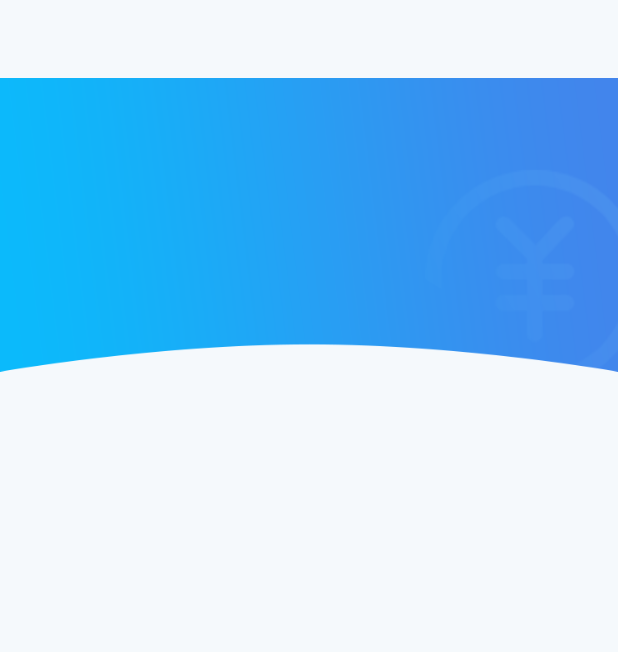
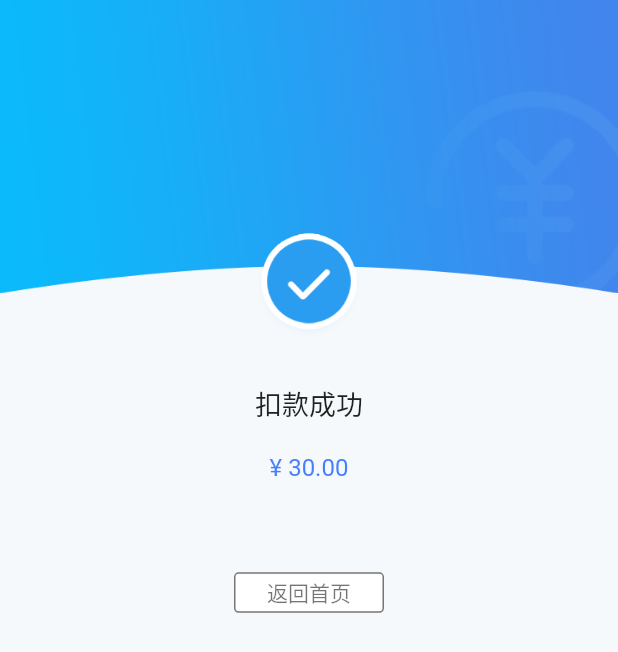
Before and after one commit to fight1991/app-xiaomanyao2.0, a Flutter app: the PayStatus screen opened directly, on a phone screen of 412 x 824 dp. Shown: the top 652 px of the screen. Run offline on Flutter 3.47's test engine with Material 2 defaults, Android fonts, the phone set to English and light mode, and no system bars; our stand-ins replace dio, event_bus, flutter_easyrefresh, flutter_svg, fluttertoast, image_picker and 2 more; missing offline and left inert: qrscan.

Commit message:
扣款成功页面暂存

```diff
--- a/lib/routes/router_paths.dart
+++ b/lib/routes/router_paths.dart
@@ -1,4 +1,8 @@
 import 'package:flutter/cupertino.dart';
+import 'package:flutter_car_live/src/pages/home/home_page.dart';
 import 'package:flutter_car_live/src/pages/login/login_page.dart';
 
-Map<String, WidgetBuilder> routeMap = {'/login': (ctx) => LoginPage()};
+Map<String, WidgetBuilder> routeMap = {
+  '/login': (ctx) => LoginPage(),
+  '/main': (ctx) => HomePage()
+};
--- a/lib/src/subpages/paystatus/pay_status.dart
+++ b/lib/src/subpages/paystatus/pay_status.dart
@@ -1,12 +1,14 @@
 import 'package:flutter/material.dart';
 import 'package:flutter/cupertino.dart';
+import 'package:flutter_car_live/widgets/outline_btn/outline_btn.dart';
 
 /// @Author: Tiancong
 /// @Date: 2021-12-03 17:32:07
 /// @Description: 扣款状态
 
 class PayStatus extends StatefulWidget {
-  const PayStatus({Key? key}) : super(key: key);
+  final status; // success成功 fail失败 wait等待付款
+  const PayStatus({Key? key, String? this.status}) : super(key: key);
   @override
   _PayStatusState createState() => _PayStatusState();
 }
@@ -15,22 +17,69 @@ class _PayStatusState extends State<PayStatus> {
   @override
   Widget build(BuildContext context) {
     return Scaffold(
-      body: Container(
-        child: Stack(
-          children: [
-            Positioned(
-              child: Container(
-                height: 300,
-                decoration: BoxDecoration(
-                  image: DecorationImage(
-                    image: AssetImage('assets/images/owner/check-bg.png'),
+      body: WillPopScope(
+        onWillPop: () async {
+          // 返回拦截
+          return await backHome();
+        },
+        child: Container(
+          child: Column(
+            children: [
+              Stack(
+                alignment: Alignment.bottomCenter,
+                children: [
+                  Positioned(
+                    child: Image.asset(
+                      'assets/images/owner/check-bg.png',
+                      width: MediaQuery.of(context).size.width,
+                    ),
                   ),
+                  Transform(
+                    transform: Matrix4.translationValues(0, 30, 0),
+                    child: Image.asset(
+                      'assets/images/owner/check-fill.png',
+                      width: 70,
+                    ),
+                  ),
+                ],
+              ),
+              Container(
+                padding: EdgeInsets.only(top: 60),
+                child: Text(
+                  '扣款成功',
+                  style: TextStyle(fontSize: 18),
                 ),
               ),
-            )
-          ],
+              Container(
+                padding: EdgeInsets.only(top: 20),
+                child: Text(
+                  '¥ 30.00',
+                  style: TextStyle(fontSize: 16, color: Color(0xff447fff)),
+                ),
+              ),
+              Container(
+                padding: EdgeInsets.only(top: 60),
+                child: OutlineBtn(
+                  label: '返回首页',
+                  ontap: () {
+                    backHome();
+                  },
+                ),
+              ),
+            ],
+          ),
         ),
       ),
     );
   }
+
+  // 关掉所有页面返回首页
+  Future backHome() async {
+    await Navigator.pushNamedAndRemoveUntil(
+      context,
+      '/main',
+      (route) => false, // 不保留当前页面
+    );
+    return true;
+  }
 }
--- /dev/null
+++ b/lib/widgets/outline_btn/outline_btn.dart
@@ -0,0 +1,35 @@
+import 'package:flutter/cupertino.dart';
+import 'package:flutter/material.dart';
+
+class OutlineBtn extends StatelessWidget {
+  final ontap;
+  final label;
+  final color;
+  final width;
+  OutlineBtn(
+      {Function()? this.ontap,
+      String? this.label = '确定',
+      double? this.width = 100,
+      Color? this.color = Colors.black54});
+  @override
+  Widget build(BuildContext context) {
+    return GestureDetector(
+      onTap: ontap,
+      child: Container(
+        width: width,
+        padding: EdgeInsets.symmetric(horizontal: 10, vertical: 2),
+        alignment: Alignment.center,
+        decoration: BoxDecoration(
+            color: Colors.white,
+            borderRadius: BorderRadius.circular(3),
+            border: Border.all(color: color)
+            // color: Theme.of(context).accentColor,
+            ),
+        child: Text(
+          label,
+          style: TextStyle(color: color),
+        ),
+      ),
+    );
+  }
+}
```
